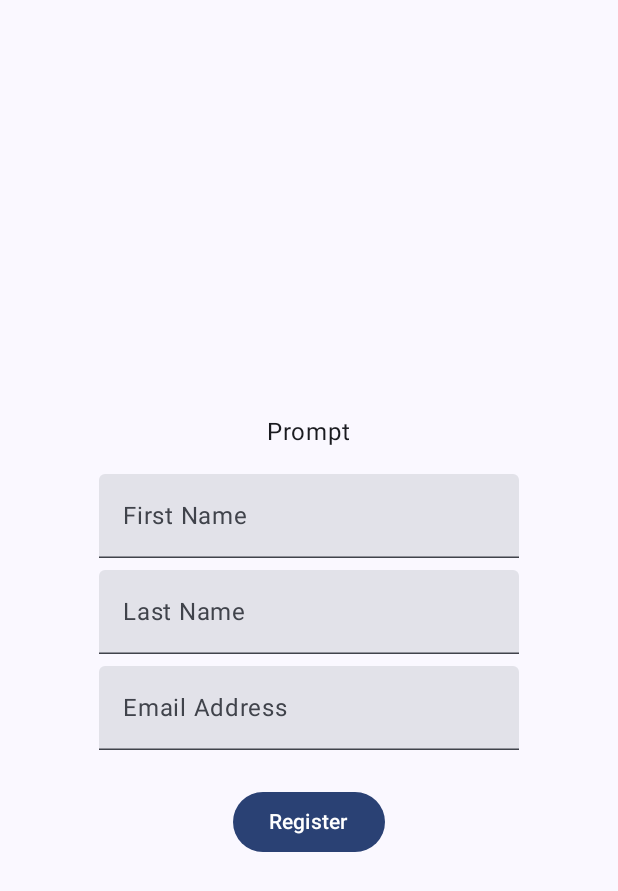
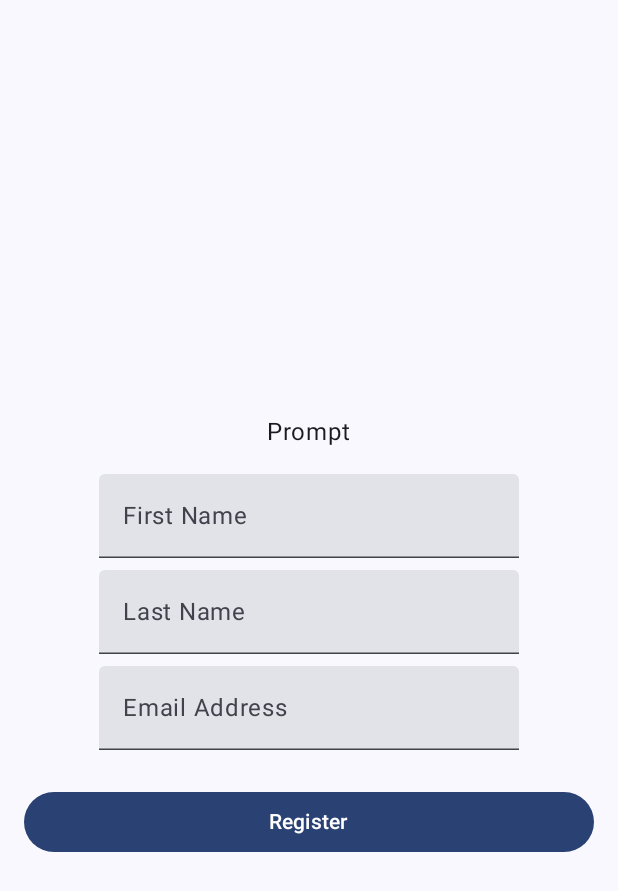
Before and after one commit to PasinduNimesha/little-lemon, an Android app built with Jetpack Compose: the screen it shows after launch (MainActivity), on a phone screen of 412 x 824 dp. Shown: the top 891 px of the screen. Run offline under Robolectric (Android 15) with nearby library versions, the phone set to English and light mode, and no system bars.

Commit message:
Update Onboarding.kt

```diff
--- a/app/src/main/java/com/example/littlelemon/ui/theme/composables/Onboarding.kt
+++ b/app/src/main/java/com/example/littlelemon/ui/theme/composables/Onboarding.kt
@@ -46,7 +46,10 @@ fun Onboarding() {
         Spacer(modifier = Modifier.height(24.dp))
 
         // Register Button
-        Button(onClick = { /* TODO: Implement registration logic */ }) {
+        Button(
+            modifier = Modifier.fillMaxWidth(),
+            onClick = { /* TODO: Implement registration logic */ }
+        ) {
             Text(text = stringResource(id = R.string.register_button_label))
         }
     }
```
